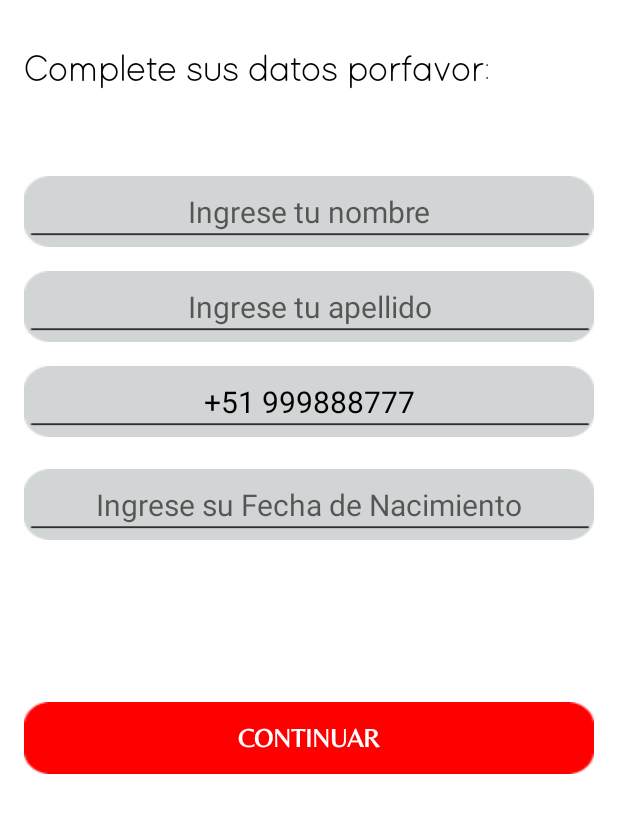
After one commit to christiancervantes/AppAsesorado, an Android app: the layout layout_register.xml on its own in the app's theme, with its tools: preview values and no code run, on a phone screen of 412 x 824 dp. The commit adds this screen. Shown: the top 813 px of the screen. Run offline under Robolectric (Android 15) with nearby library versions, the phone set to English and light mode, and no system bars.

Commit message:
quinto commit

```diff
--- a/app/build.gradle
+++ b/app/build.gradle
@@ -65,4 +65,9 @@ dependencies {
     //ingreso con facebook
     implementation 'com.facebook.android:facebook-android-sdk:[5,6)'
 
+    implementation 'com.google.android.material:material:1.1.0'
+
+    implementation 'com.jakewharton:butterknife:10.1.0'
+    annotationProcessor 'com.jakewharton:butterknife-compiler:10.1.0'
+
 }
--- a/app/src/main/java/com/example/appasesorado/Comun/Comun.java
+++ b/app/src/main/java/com/example/appasesorado/Comun/Comun.java
@@ -9,6 +9,7 @@ import com.example.appasesorado.Modelos.Usuario;
 public
 class Comun {
 
+    public static final String STUDENT_INFO_REF = "estudiantes";
     public static Usuario actualUsuario;
 
     public static boolean isConnectedToInternet (Context context){
--- /dev/null
+++ b/app/src/main/res/layout/layout_register.xml
@@ -0,0 +1,144 @@
+<?xml version="1.0" encoding="utf-8"?>
+<androidx.constraintlayout.widget.ConstraintLayout
+    xmlns:android="http://schemas.android.com/apk/res/android"
+    xmlns:app="http://schemas.android.com/apk/res-auto"
+    xmlns:tools="http://schemas.android.com/tools"
+    android:layout_width="match_parent"
+    android:padding="16dp"
+    android:background="@color/blanco"
+    android:layout_height="match_parent">
+
+    <TextView
+        android:id="@+id/fechacreacion"
+        android:layout_width="match_parent"
+        android:layout_height="1dp"
+        android:text="fechacreacion"
+        android:textColor="@color/blanco"
+        android:visibility="invisible"
+        app:layout_constraintEnd_toEndOf="parent"
+        app:layout_constraintStart_toStartOf="parent"
+        app:layout_constraintTop_toTopOf="@+id/fechaactualizacion" />
+
+    <TextView
+        android:id="@+id/fechaactualizacion"
+        android:layout_width="match_parent"
+        android:layout_height="1dp"
+        android:text="fechaactualizacion"
+        android:textColor="@color/blanco"
+        android:visibility="invisible"
+        app:layout_constraintTop_toTopOf="parent"
+        tools:layout_editor_absoluteX="16dp" />
+
+    <TextView
+        android:id="@+id/textView"
+        android:layout_width="match_parent"
+        android:layout_height="wrap_content"
+        android:fontFamily="@font/keqima"
+        android:text="Complete sus datos porfavor:"
+        android:textColor="@color/negro"
+        android:textSize="25dp"
+        app:layout_constraintBottom_toBottomOf="parent"
+        app:layout_constraintEnd_toEndOf="parent"
+        app:layout_constraintStart_toStartOf="parent"
+        app:layout_constraintTop_toTopOf="parent"
+        app:layout_constraintVertical_bias="0.024"></TextView>
+
+    <EditText
+        android:id="@+id/edt_nombre"
+        android:layout_width="match_parent"
+        android:layout_height="wrap_content"
+        android:background="@drawable/boton4"
+        android:hint="Ingrese tu nombre"
+        android:imeActionLabel="Siguiente"
+        android:imeOptions="actionNext"
+        android:inputType="textCapWords"
+        android:singleLine="true"
+        android:textAlignment="center"
+        android:textColor="@color/negro"
+        android:textSize="20dp"
+        app:layout_constraintBottom_toBottomOf="parent"
+        app:layout_constraintEnd_toEndOf="parent"
+        app:layout_constraintStart_toStartOf="parent"
+        app:layout_constraintTop_toBottomOf="@+id/textView"
+        app:layout_constraintVertical_bias="0.082"></EditText>
+
+    <EditText
+        android:id="@+id/edt_apellido"
+        android:layout_width="match_parent"
+        android:layout_height="wrap_content"
+        android:layout_marginTop="16dp"
+        android:background="@drawable/boton4"
+        android:hint="Ingrese tu apellido"
+        android:imeActionLabel="Siguiente"
+        android:imeOptions="actionNext"
+        android:inputType="textCapWords"
+        android:singleLine="true"
+        android:textAlignment="center"
+        android:textColor="@color/negro"
+        android:textSize="20dp"
+
+        app:layout_constraintEnd_toEndOf="parent"
+        app:layout_constraintStart_toStartOf="parent"
+        app:layout_constraintTop_toBottomOf="@+id/edt_nombre"></EditText>
+
+    <EditText
+        android:id="@+id/edt_phone"
+        android:layout_width="match_parent"
+        android:layout_height="wrap_content"
+        android:layout_marginTop="16dp"
+        android:background="@drawable/boton4"
+        android:clickable="false"
+        android:focusable="false"
+        android:focusableInTouchMode="false"
+        android:hint="+51 999888777"
+        android:imeActionLabel="Siguiente"
+        android:imeOptions="actionNext"
+        android:inputType="textCapWords"
+        android:singleLine="true"
+        android:textAlignment="center"
+        android:textColor="@color/negro"
+        android:textColorHint="@color/negro"
+        android:textSize="20dp"
+        app:layout_constraintEnd_toEndOf="parent"
+        app:layout_constraintStart_toStartOf="parent"
+        app:layout_constraintTop_toBottomOf="@+id/edt_apellido"></EditText>
+
+
+    <EditText
+        android:id="@+id/edt_fechadenacimiento"
+        android:layout_width="match_parent"
+        android:layout_height="wrap_content"
+        android:layout_marginTop="21dp"
+        android:background="@drawable/boton4"
+        android:clickable="false"
+        android:focusable="false"
+        android:focusableInTouchMode="false"
+        android:hint="Ingrese su Fecha de Nacimiento"
+        android:inputType="date"
+        android:textAlignment="center"
+        android:textColor="@android:color/black"
+        android:textSize="20dp"
+        app:layout_constraintEnd_toEndOf="parent"
+        app:layout_constraintHorizontal_bias="0.156"
+        app:layout_constraintStart_toStartOf="parent"
+        app:layout_constraintTop_toBottomOf="@+id/edt_phone"></EditText>
+
+    <Button
+        android:id="@+id/btn_continuar"
+        android:layout_width="match_parent"
+        android:layout_height="wrap_content"
+        android:layout_marginTop="108dp"
+        android:background="@drawable/boton1"
+        android:fontFamily="@font/belleza"
+        android:text="Continuar"
+
+        android:textColor="@color/blanco"
+        android:textSize="17dp"
+        android:textStyle="bold"
+        app:layout_constraintEnd_toEndOf="parent"
+        app:layout_constraintHorizontal_bias="1.0"
+        app:layout_constraintStart_toStartOf="parent"
+        app:layout_constraintTop_toBottomOf="@+id/edt_fechadenacimiento"></Button>
+
+
+</androidx.constraintlayout.widget.ConstraintLayout>
--- a/app/src/main/res/values/strings.xml
+++ b/app/src/main/res/values/strings.xml
@@ -8,6 +8,11 @@
     <!-- Facebook Application ID, prefixed by 'fb'. Enables Chrome Custom tabs. -->
     <string name="facebook_login_protocol_scheme" translatable="false">fb720712358490708</string>
 
+    <string-array name="lista">
+        <item>Escoja su carrera</item>
+        <item>Ingenieria de Sistemas e Informatica</item>
+        <item>Administracion de empresas</item>
+    </string-array>
 
 
 </resources>
```
Also changed, not shown: app/src/main/AndroidManifest.xml (+4 -6 lines), app/src/main/java/com/example/appasesorado/Modelos/Usuario.java (+22 -38 lines), app/src/main/java/com/example/appasesorado/Principal.java (added, +14 -0 lines), app/src/main/java/com/example/appasesorado/Splash.java (+167 -3 lines), app/src/main/res/layout/activity_principal.xml (added, +9 -0 lines), app/src/main/res/layout/activity_splash.xml (+7 -10 lines), app/src/main/res/drawable/boton4.png (added), app/src/main/res/font/keqima.otf (added).
